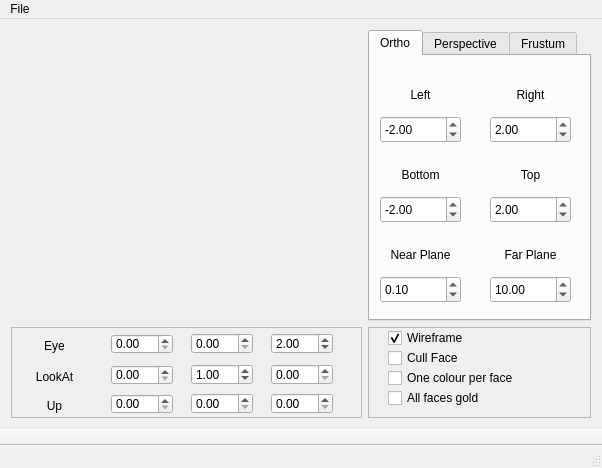
This is OFFViewer/mainwindow.ui in AndersonQ/OFF.Viewer as Qt 5 draws it before an edit. The edited form follows.
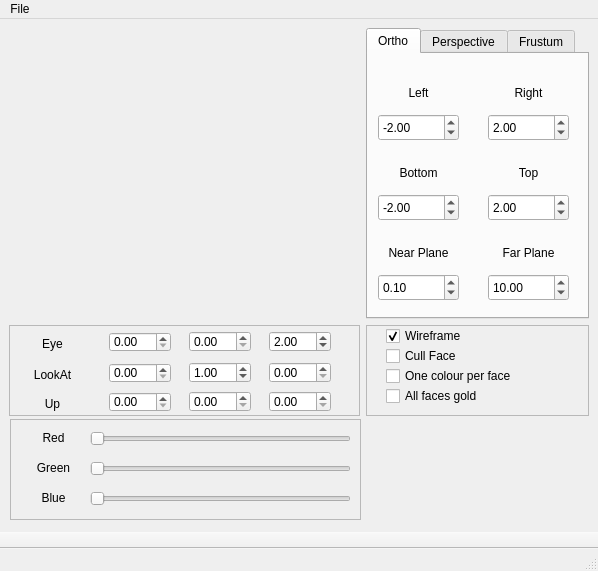
This is the edited form. Custom widgets are drawn as their Qt base class.

```diff
--- a/OFFViewer/mainwindow.ui
+++ b/OFFViewer/mainwindow.ui
@@ -7,16 +7,22 @@
     <x>0</x>
     <y>0</y>
     <width>598</width>
-    <height>466</height>
+    <height>571</height>
    </rect>
   </property>
   <property name="windowTitle">
    <string>OFF Viwer</string>
   </property>
   <widget class="QWidget" name="centralWidget">
-   <layout class="QGridLayout" name="gridLayout">
-    <item row="1" column="0">
      <widget class="QFrame" name="frame">
+    <property name="geometry">
+     <rect>
+      <x>9</x>
+      <y>306</y>
+      <width>351</width>
+      <height>91</height>
+     </rect>
+    </property>
       <property name="minimumSize">
        <size>
         <width>351</width>
@@ -261,9 +267,15 @@
        </property>
       </widget>
      </widget>
-    </item>
-    <item row="1" column="1">
      <widget class="QFrame" name="frame_2">
+    <property name="geometry">
+     <rect>
+      <x>366</x>
+      <y>306</y>
+      <width>223</width>
+      <height>91</height>
+     </rect>
+    </property>
       <property name="minimumSize">
        <size>
         <width>223</width>
@@ -344,9 +356,15 @@
        </property>
       </widget>
      </widget>
-    </item>
-    <item row="0" column="1">
      <widget class="QTabWidget" name="tabWidget">
+    <property name="geometry">
+     <rect>
+      <x>366</x>
+      <y>9</y>
+      <width>223</width>
+      <height>291</height>
+     </rect>
+    </property>
       <property name="minimumSize">
        <size>
         <width>223</width>
@@ -1031,9 +1049,15 @@
        </widget>
       </widget>
      </widget>
-    </item>
-    <item row="0" column="0">
      <widget class="OpenGL" name="widget" native="true">
+    <property name="geometry">
+     <rect>
+      <x>9</x>
+      <y>9</y>
+      <width>351</width>
+      <height>291</height>
+     </rect>
+    </property>
       <property name="minimumSize">
        <size>
         <width>351</width>
@@ -1044,8 +1068,118 @@
        <bool>true</bool>
       </property>
      </widget>
-    </item>
-   </layout>
+   <widget class="QFrame" name="frame_3">
+    <property name="geometry">
+     <rect>
+      <x>10</x>
+      <y>400</y>
+      <width>351</width>
+      <height>101</height>
+     </rect>
+    </property>
+    <property name="frameShape">
+     <enum>QFrame::StyledPanel</enum>
+    </property>
+    <property name="frameShadow">
+     <enum>QFrame::Raised</enum>
+    </property>
+    <widget class="QLabel" name="label_22">
+     <property name="geometry">
+      <rect>
+       <x>10</x>
+       <y>10</y>
+       <width>67</width>
+       <height>17</height>
+      </rect>
+     </property>
+     <property name="text">
+      <string>Red</string>
+     </property>
+     <property name="alignment">
+      <set>Qt::AlignCenter</set>
+     </property>
+    </widget>
+    <widget class="QLabel" name="label_23">
+     <property name="geometry">
+      <rect>
+       <x>10</x>
+       <y>40</y>
+       <width>67</width>
+       <height>17</height>
+      </rect>
+     </property>
+     <property name="text">
+      <string>Green</string>
+     </property>
+     <property name="alignment">
+      <set>Qt::AlignCenter</set>
+     </property>
+    </widget>
+    <widget class="QLabel" name="label_24">
+     <property name="geometry">
+      <rect>
+       <x>10</x>
+       <y>70</y>
+       <width>67</width>
+       <height>17</height>
+      </rect>
+     </property>
+     <property name="text">
+      <string>Blue</string>
+     </property>
+     <property name="alignment">
+      <set>Qt::AlignCenter</set>
+     </property>
+    </widget>
+    <widget class="QSlider" name="horizontalSlider">
+     <property name="geometry">
+      <rect>
+       <x>80</x>
+       <y>10</y>
+       <width>261</width>
+       <height>19</height>
+      </rect>
+     </property>
+     <property name="maximum">
+      <number>255</number>
+     </property>
+     <property name="orientation">
+      <enum>Qt::Horizontal</enum>
+     </property>
+    </widget>
+    <widget class="QSlider" name="horizontalSlider_2">
+     <property name="geometry">
+      <rect>
+       <x>80</x>
+       <y>40</y>
+       <width>261</width>
+       <height>19</height>
+      </rect>
+     </property>
+     <property name="maximum">
+      <number>255</number>
+     </property>
+     <property name="orientation">
+      <enum>Qt::Horizontal</enum>
+     </property>
+    </widget>
+    <widget class="QSlider" name="horizontalSlider_3">
+     <property name="geometry">
+      <rect>
+       <x>80</x>
+       <y>70</y>
+       <width>261</width>
+       <height>19</height>
+      </rect>
+     </property>
+     <property name="maximum">
+      <number>255</number>
+     </property>
+     <property name="orientation">
+      <enum>Qt::Horizontal</enum>
+     </property>
+    </widget>
+   </widget>
   </widget>
   <widget class="QMenuBar" name="menuBar">
    <property name="enabled">
```
Left out of the diff: 51 changed lines with no effect on the pictures. Lines whose indentation alone changed are shown as unchanged.
